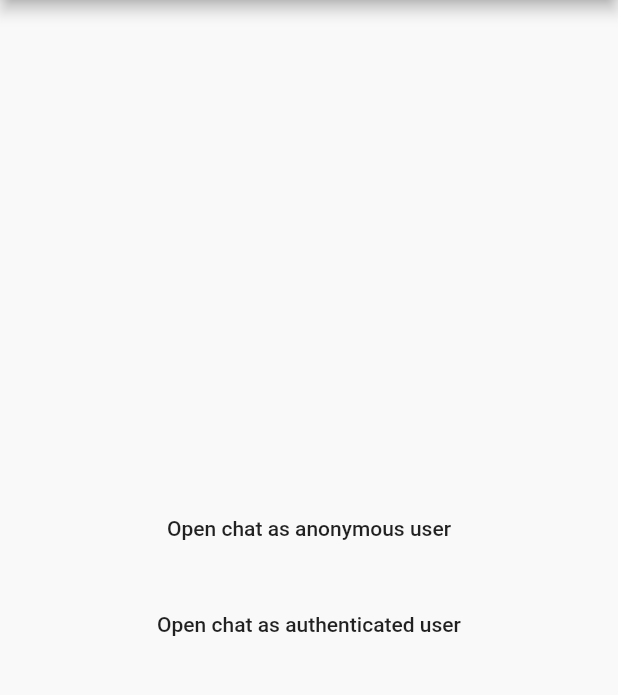
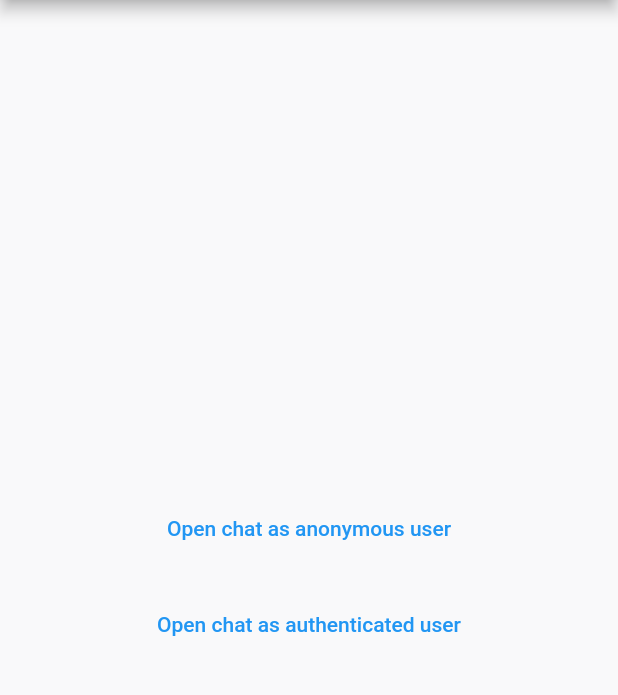
Before and after one commit to mateusfsilva/blip_client_flutter, a Flutter app: the screen it shows after launch, after a tap on "Open chat as authenticated user", on a phone screen of 412 x 824 dp, the part 84-779 px from its top. Run offline on Flutter 3.47's test engine with Material 2 defaults, Android fonts, the phone set to English and light mode, and no system bars; our stand-ins replace equatable, plugin_platform_interface.

Commit message:
Update blip_client_platform_interface

```diff
--- a/blip_client/example/lib/main.dart
+++ b/blip_client/example/lib/main.dart
@@ -20,24 +20,24 @@ class _MyAppState extends State<MyApp> {
   @override
   Widget build(BuildContext context) => MaterialApp(
         home: Scaffold(
-          backgroundColor: Color(0xFFF9F9FA),
+          backgroundColor: const Color(0xFFF9F9FA),
           appBar: AppBar(
-            backgroundColor: Color(0xFF3333CC),
-            title: Text('Blip Client Flutter'),
+            backgroundColor: const Color(0xFF3333CC),
+            title: const Text('Blip Client Flutter'),
           ),
           body: SafeArea(
             child: Column(
               mainAxisAlignment: MainAxisAlignment.center,
               crossAxisAlignment: CrossAxisAlignment.stretch,
               children: [
-                FlatButton(
-                  child: Text('Open chat as anonymous user'),
+                TextButton(
                   onPressed: _openAnonymousUser,
+                  child: const Text('Open chat as anonymous user'),
                 ),
-                SizedBox(height: 16.0),
-                FlatButton(
-                  child: Text('Open chat as authenticated user'),
+                const SizedBox(height: 16.0),
+                TextButton(
                   onPressed: _openAuthenticatedUser,
+                  child: const Text('Open chat as authenticated user'),
                 ),
               ],
             ),
@@ -47,11 +47,11 @@ class _MyAppState extends State<MyApp> {
       );
 
   void _openAnonymousUser() {
-    final authConfig = AuthConfig(
+    const authConfig = AuthConfig(
       authType: AuthType.guest,
     );
 
-    var account = Account();
+    var account = const Account();
     account = account.copyWith(encryptMessageContent: true);
     account = account.copyWith(
       extras: {
@@ -77,13 +77,13 @@ class _MyAppState extends State<MyApp> {
   }
 
   void _openAuthenticatedUser() {
-    final authConfig = AuthConfig(
+    const authConfig = AuthConfig(
       authType: AuthType.dev,
       userIdentity: '9dd03fe2-35d8-4f6f-8139-a03b4317c1f9',
       userPassword: 'b95acc5d1d037edb68d96a7bfe825cad',
     );
 
-    var account = Account();
+    var account = const Account();
     account = account.copyWith(
       fullName: 'Blu by BS2',
     );
@@ -92,14 +92,14 @@ class _MyAppState extends State<MyApp> {
           'bairro Luxemburgo, MG – CEP 30380-403',
     );
     account = account.copyWith(city: 'Belo Horizonte');
-    account = account.copyWith(email: 'meajuda@blubybs2.com.com');
+    account = account.copyWith(email: 'user@blubybs2.com');
     account = account.copyWith(phoneNumber: '0800 545 5252');
     account = account.copyWith(
       photoUri: Uri.parse(
         'https://blubybs2.com/wp-content/uploads/2019/12/logo-blu-150x150.png',
       ),
     );
-    account = account.copyWith(cellPhoneNumber: '+55 (31) 9 9630-0244');
+    account = account.copyWith(cellPhoneNumber: '+55 (31) 9 1234-5678');
     account = account.copyWith(gender: Gender.male);
     account = account.copyWith(timezone: -3);
     account = account.copyWith(culture: 'pt_BR');
--- a/blip_client/example/pubspec.yaml
+++ b/blip_client/example/pubspec.yaml
@@ -22,7 +22,7 @@ dev_dependencies:
   flutter_test:
     sdk: flutter
 
-  effective_dart: ^1.3.0
+  lint: ^1.5.3
 
 flutter:
   uses-material-design: true
--- a/blip_client/lib/blip_client.dart
+++ b/blip_client/lib/blip_client.dart
@@ -25,14 +25,14 @@ class BlipClient extends Equatable {
 
   ///
   static Future<String> get platformVersion async {
-    final version = await _channel.invokeMethod('getPlatformVersion');
+    final version = await _channel.invokeMethod('getPlatformVersion') as String;
 
     return version;
   }
 
   ///
   Future<void> openBlipChat() async {
-    return await MethodChannelBlipClient().openBlipChat(
+    return MethodChannelBlipClient().openBlipChat(
       apiKey: apiKey,
       options: options,
     );
@@ -40,12 +40,12 @@ class BlipClient extends Equatable {
 
   ///
   Future<void> closeBlipChat() async {
-    return await MethodChannelBlipClient().closeBlipChat();
+    return MethodChannelBlipClient().closeBlipChat();
   }
 
   ///
   Future<String> getPlatformVersion() async {
-    return await MethodChannelBlipClient().getPlatformVersion();
+    return MethodChannelBlipClient().getPlatformVersion();
   }
 
   @override
--- a/blip_client/pubspec.yaml
+++ b/blip_client/pubspec.yaml
@@ -3,7 +3,7 @@ description: A new flutter plugin project.
 author: Mateus Freitas (mateus@blubybs2.com)
 repository: https://github.com/mateusfsilva
 issue_tracker: https://github.com/mateusfsilva/<repository>/issues
-version: 0.0.1
+version: 0.0.2
 
 dependencies:
   flutter:
@@ -12,14 +12,14 @@ dependencies:
   blip_client_platform_interface:
     git:
       url: https://github.com/mateusfsilva/blip_client_flutter.git
-      ref: 59f92d89bfa61c6f2f5883a2d6289a25b7242279
+      ref: e007e267290923d2783af4796bf0655c1118f2ec
       path: blip_client_platform_interface
 
 dev_dependencies:
   flutter_test:
     sdk: flutter
 
-  effective_dart: ^1.3.0
+  lint: ^1.5.3
 
 environment:
   sdk: ">=2.10.4 <3.0.0"
```
Also changed, not shown: blip_client/analysis_options.yaml (+12 -1 lines), blip_client/example/analysis_options.yaml (+12 -1 lines), blip_client/example/pubspec.lock, blip_client/pubspec.lock, 1 other file.
